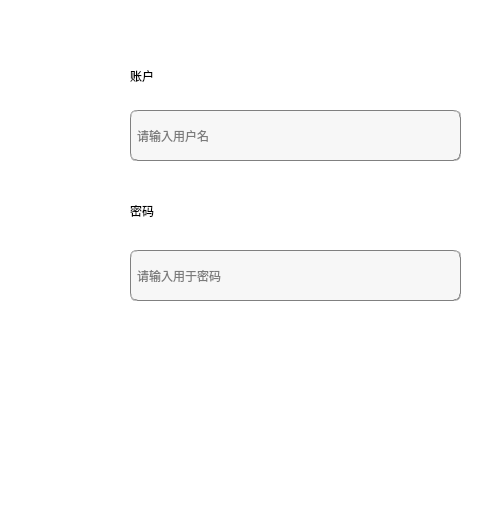
The window that mainwindow.ui (foryouos/Parking_System) describes before a commit, drawn with Qt 5; both pictures show x 300 to 781 and y 0 to 521 of the 781 by 521 pixel window.
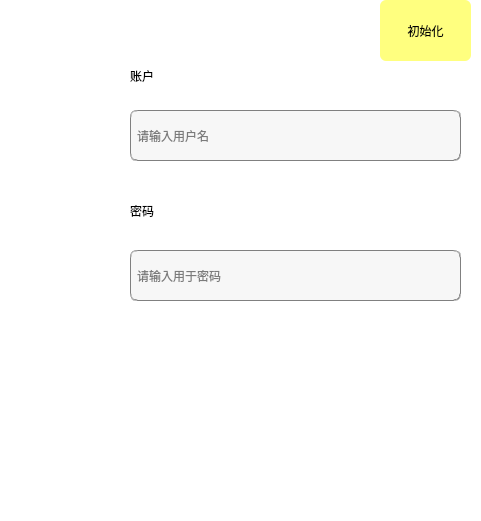
The same window after the commit.

```diff
--- a/mainwindow.ui
+++ b/mainwindow.ui
@@ -128,7 +128,7 @@
     <property name="geometry">
      <rect>
       <x>450</x>
-      <y>340</y>
+      <y>350</y>
       <width>131</width>
       <height>41</height>
      </rect>
@@ -151,7 +151,7 @@
     <property name="geometry">
      <rect>
       <x>630</x>
-      <y>340</y>
+      <y>350</y>
       <width>121</width>
       <height>41</height>
      </rect>
@@ -170,6 +170,27 @@
      <string>登陆</string>
     </property>
    </widget>
+   <widget class="QPushButton" name="initmysql">
+    <property name="geometry">
+     <rect>
+      <x>680</x>
+      <y>0</y>
+      <width>91</width>
+      <height>61</height>
+     </rect>
+    </property>
+    <property name="styleSheet">
+     <string notr="true">border:0px groove gray;
+background-color: rgb(255, 255, 127);
+border-radius:6px;
+padding:2px 4px;
+font: 14pt &quot;华文隶书&quot;;
+</string>
+    </property>
+    <property name="text">
+     <string>初始化</string>
+    </property>
+   </widget>
   </widget>
  </widget>
  <resources/>
```
